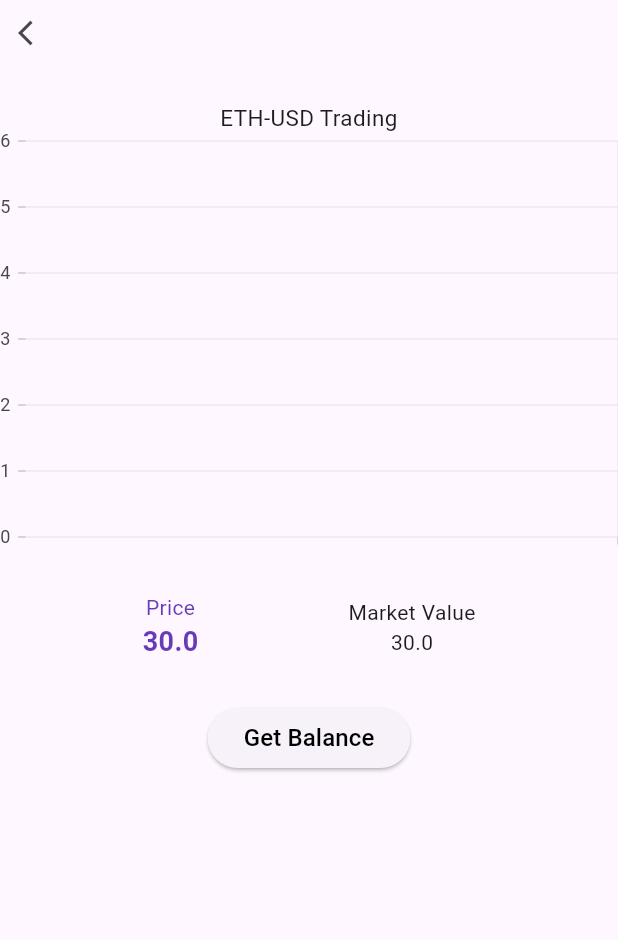
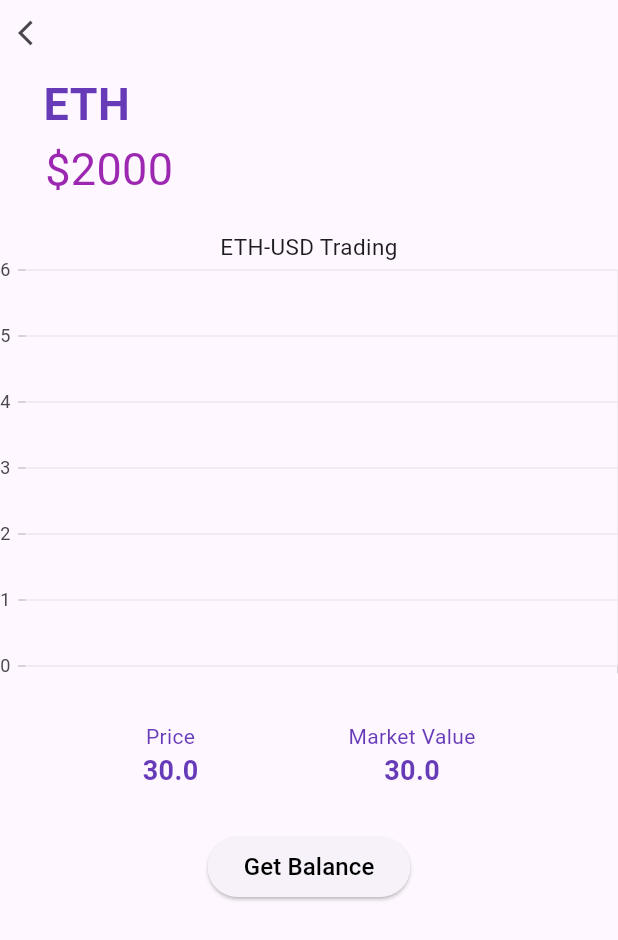
Before and after one commit to Conspiciens/wallet_app, a Flutter app: the WalletPage screen opened directly with empty values, on a phone screen of 412 x 824 dp. Shown: the top 940 px of the screen. Run offline on Flutter 3.47's test engine with Material 3 defaults, Android fonts, the phone set to English and light mode, and no system bars; our stand-ins replace flutter_dotenv, flutter_secure_storage, sqflite_sqlcipher, syncfusion_flutter_charts; missing offline and left inert: bcrypt, supabase_auth_ui, wallet, web3dart; accounts and stored records are empty; network calls fail.

Commit message:
Smoother chart, Name of Chart, & Price now being displayed

```diff
--- a/lib/pages/wallet.dart
+++ b/lib/pages/wallet.dart
@@ -50,7 +50,6 @@ class _WalletPageState extends State<WalletPage> {
           children: [
             Row(
               children: [
-                Padding(padding: EdgeInsetsGeometry.only(left: 0.0)),
                 IconButton(
                   onPressed: () {
                     Navigator.of(context).pop();
@@ -63,11 +62,43 @@ class _WalletPageState extends State<WalletPage> {
                 ),
               ]
             ),
+            Row(
+              children: [
+                Column(
+                  children: [
+                    Text(
+                      "ETH",
+                      style: TextStyle(
+                        fontSize: 30,
+                        color: Colors.deepPurple,
+                        fontWeight: FontWeight.bold,
+                      ),
+                    ),
+                    Padding(
+                      padding: EdgeInsetsGeometry.only(left: 30.0),
+                      child: Text(
+                        "\$2000",
+                        style: TextStyle(
+                          fontSize: 30,
+                          color: Colors.purple.shade500,
+                        )
+                      )
+                    )
+                  ]
+                ),
+              ]
+            ),
             Padding(padding: EdgeInsetsGeometry.only(top: 20.0)),
-            liveChart(),
+            Row(
+              mainAxisSize: MainAxisSize.max,
+              mainAxisAlignment: MainAxisAlignment.center,
+              children: [
+                Expanded(child: liveChart())
+              ]
+            ),
             Row(
               mainAxisSize: MainAxisSize.min,
-              mainAxisAlignment: MainAxisAlignment.center,
+              mainAxisAlignment: MainAxisAlignment.start,
               children: [
                 Padding(padding: EdgeInsetsGeometry.only(top: 100.0)),
                 Column(
@@ -91,15 +122,21 @@ class _WalletPageState extends State<WalletPage> {
                 SizedBox(width: 100.0, height: 0.0),
                 Column(
                   children: [
-                      Text("Market Value",
-                        style: TextStyle(
-                          fontSize: font_size_title
-                        ),
+                    Text("Market Value",
+                      style: TextStyle(
+                        fontSize: font_size_title,
+                        color: Colors.deepPurple,
                       ),
-                      Text("30.0")
+                    ),
+                    Text("30.0",
+                      style: TextStyle(
+                        fontSize: font_size_indictator,
+                        color: Colors.deepPurple,
+                        fontWeight: FontWeight.bold
+                      )
+                    )
                   ]
                 ),
-                // Padding(padding: EdgeInsets.only(right: 0.0))
               ]
             ),
             ElevatedButton(
```
